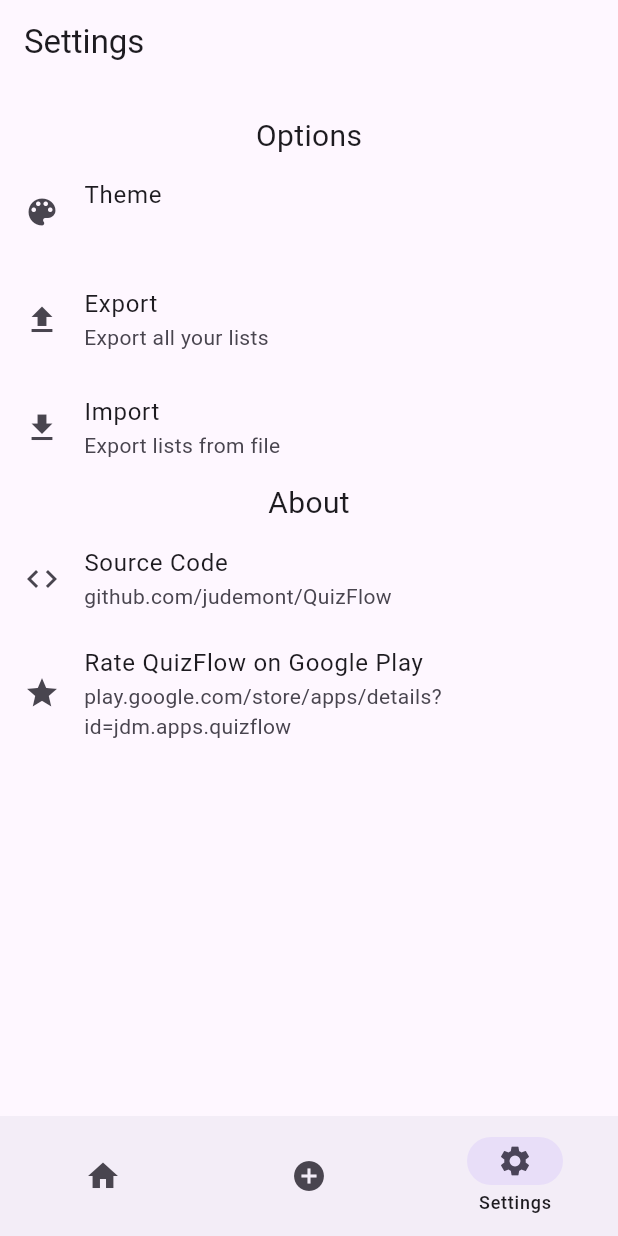
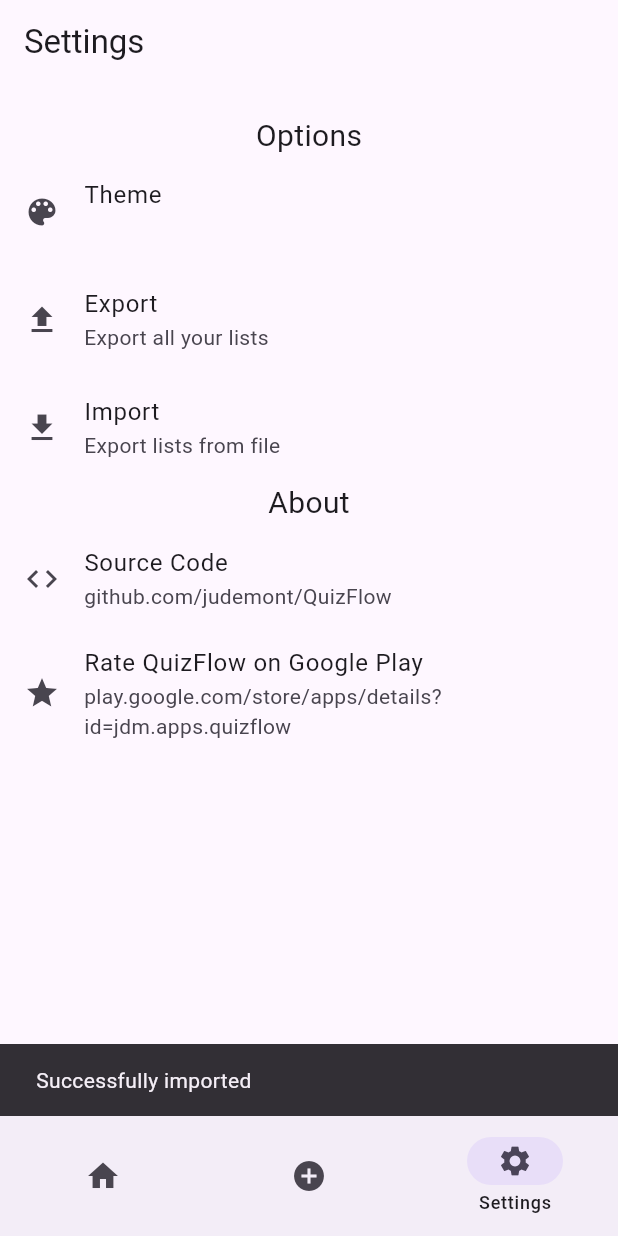
Before and after one commit to judemont/QuizFlow, a Flutter app: the screen it shows after launch, item 3 of the bottom bar chosen, after a tap on "Import", on a phone screen of 412 x 824 dp. Run offline on Flutter 3.47's test engine with Material 3 defaults, Android fonts, the phone set to English and light mode, and no system bars; our stand-ins replace flip_card, share_plus, shared_preferences, sqflite, sqflite_common_ffi; missing offline and left inert: file_selector, flutter_archive; accounts and stored records are empty.

Commit message:
chore: Update userImportAll function to show import success message using SnackBar

```diff
--- a/lib/widgets/settings_page.dart
+++ b/lib/widgets/settings_page.dart
@@ -106,10 +106,11 @@ class _SettingsPageState extends State<SettingsPage> {
             leading: const Icon(Icons.download),
             onTap: () {
               Utils.userImportAll().then((v) {
-                const SnackBar(
+                const snackBar = SnackBar(
                   duration: Duration(seconds: 1),
                   content: Text("Successfully imported"),
                 );
+                ScaffoldMessenger.of(context).showSnackBar(snackBar);
               });
             },
           ),
```
